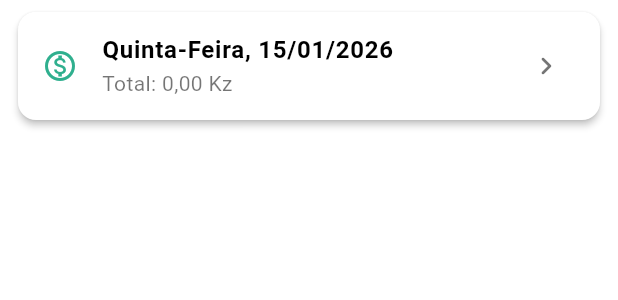
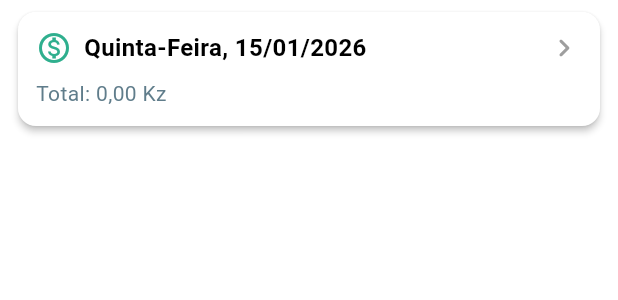
Before and after one commit to Allucardios/PIBB---Church-Management-System-, a Flutter app: the CardIncome widget shown alone on an empty page, opened directly with empty values, on a phone screen of 412 x 824 dp. Shown: the top 300 px of the screen. Run offline on Flutter 3.47's test engine with Material 3 defaults, Android fonts, the phone set to English and light mode, and no system bars; our stand-ins replace connectivity_plus, flutter_riverpod, pdf, printing, riverpod_annotation, share_plus and 2 more; accounts and stored records are empty; generated files the repository leaves out were written again.

Commit message:
Actualização de Bugs

```diff
--- a/lib/ui/card/income.dart
+++ b/lib/ui/card/income.dart
@@ -17,23 +17,44 @@ class CardIncome extends StatelessWidget {
       margin: const EdgeInsets.symmetric(vertical: 8, horizontal: 12),
       elevation: 2,
       shape: RoundedRectangleBorder(borderRadius: BorderRadius.circular(12)),
-      child: ListTile(
+      child: InkWell(
         onTap: () => Navigator.of(
           context,
         ).push(MaterialPageRoute(builder: (_) => ViewIncome(inc: inc))),
-        leading: const Icon(
+        borderRadius: BorderRadius.circular(12),
+        child: Padding(
+          padding: const EdgeInsets.all(12),
+          child: Column(
+            mainAxisSize: MainAxisSize.min,
+            crossAxisAlignment: CrossAxisAlignment.start,
+            children: [
+              Row(
+                children: [
+                  const Icon(
                     Icons.monetization_on_outlined,
                     color: AppTheme.primary,
                   ),
-        title: Text(
+                  const SizedBox(width: 8),
+                  Expanded(
+                    child: Text(
                       formatDate(inc.date),
-          style: const TextStyle(fontWeight: FontWeight.bold, fontSize: 16),
+                      style: const TextStyle(
+                        fontWeight: FontWeight.bold,
+                        fontSize: 16,
                       ),
-        subtitle: Text(
+                    ),
+                  ),
+                  const Icon(Icons.chevron_right_rounded, color: Colors.grey),
+                ],
+              ),
+              const SizedBox(height: 8),
+              Text(
                 "Total: ${formatKwanza(inc.totalIncome())}",
-          style: const TextStyle(fontSize: 14),
+                style: const TextStyle(fontSize: 14, color: Colors.blueGrey),
               ),
-        trailing: const Icon(Icons.chevron_right_rounded),
+            ],
+          ),
+        ),
       ),
     );
   }
--- a/lib/ui/home/categories.dart
+++ b/lib/ui/home/categories.dart
@@ -93,7 +93,7 @@ class _CategoryPageState extends ConsumerState<CategoryPage> {
               tablet: GridView.builder(
                 gridDelegate: const SliverGridDelegateWithFixedCrossAxisCount(
                   crossAxisCount: 2,
-                  childAspectRatio: 3,
+                  childAspectRatio: 3.5,
                   crossAxisSpacing: 10,
                   mainAxisSpacing: 10,
                 ),
@@ -104,7 +104,7 @@ class _CategoryPageState extends ConsumerState<CategoryPage> {
               desktop: GridView.builder(
                 gridDelegate: const SliverGridDelegateWithFixedCrossAxisCount(
                   crossAxisCount: 4,
-                  childAspectRatio: 3,
+                  childAspectRatio: 4.5,
                   crossAxisSpacing: 10,
                   mainAxisSpacing: 10,
                 ),
--- a/lib/ui/home/expenses.dart
+++ b/lib/ui/home/expenses.dart
@@ -42,7 +42,7 @@ class ExpensePage extends ConsumerWidget {
                 tablet: GridView.builder(
                   gridDelegate: const SliverGridDelegateWithFixedCrossAxisCount(
                     crossAxisCount: 2,
-                    childAspectRatio: 1.5,
+                    childAspectRatio: 3.0,
                     crossAxisSpacing: 10,
                     mainAxisSpacing: 10,
                   ),
@@ -53,7 +53,7 @@ class ExpensePage extends ConsumerWidget {
                 desktop: GridView.builder(
                   gridDelegate: const SliverGridDelegateWithFixedCrossAxisCount(
                     crossAxisCount: 4,
-                    childAspectRatio: 1.5,
+                    childAspectRatio: 4.0,
                     crossAxisSpacing: 10,
                     mainAxisSpacing: 10,
                   ),
```
Also changed, not shown: lib/ui/card/category.dart (+46 -8 lines), lib/ui/card/expense.dart (+27 -7 lines), lib/ui/home/income.dart (+7 -3 lines), 2 other files. Lines whose indentation alone changed are shown as unchanged.
